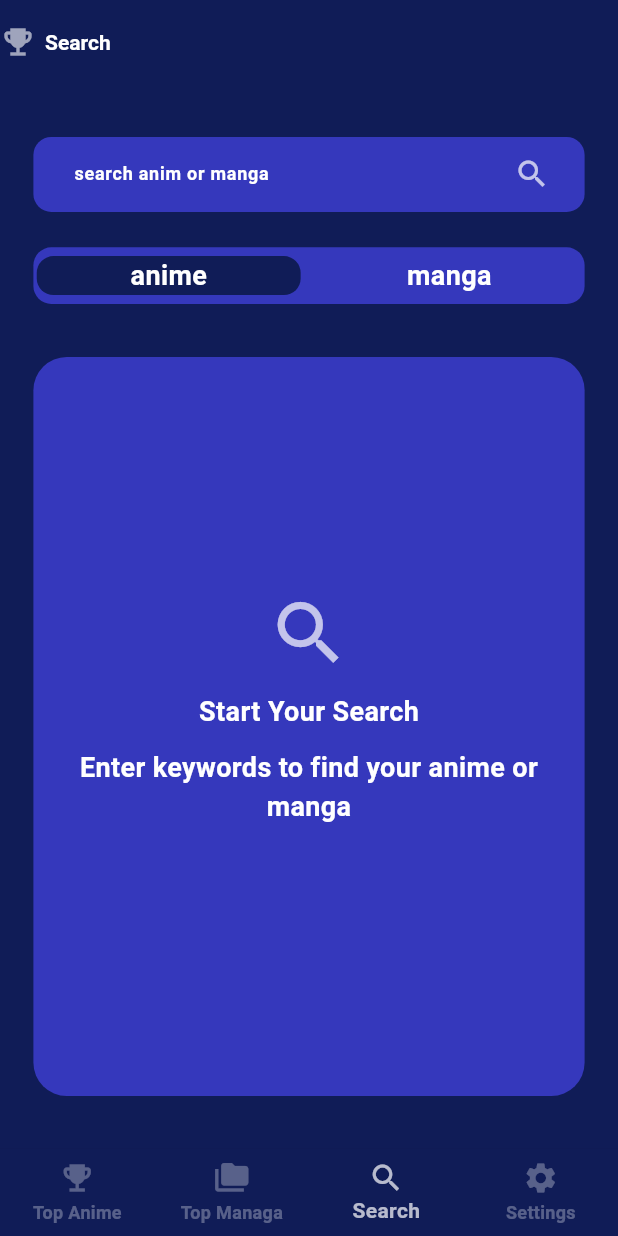
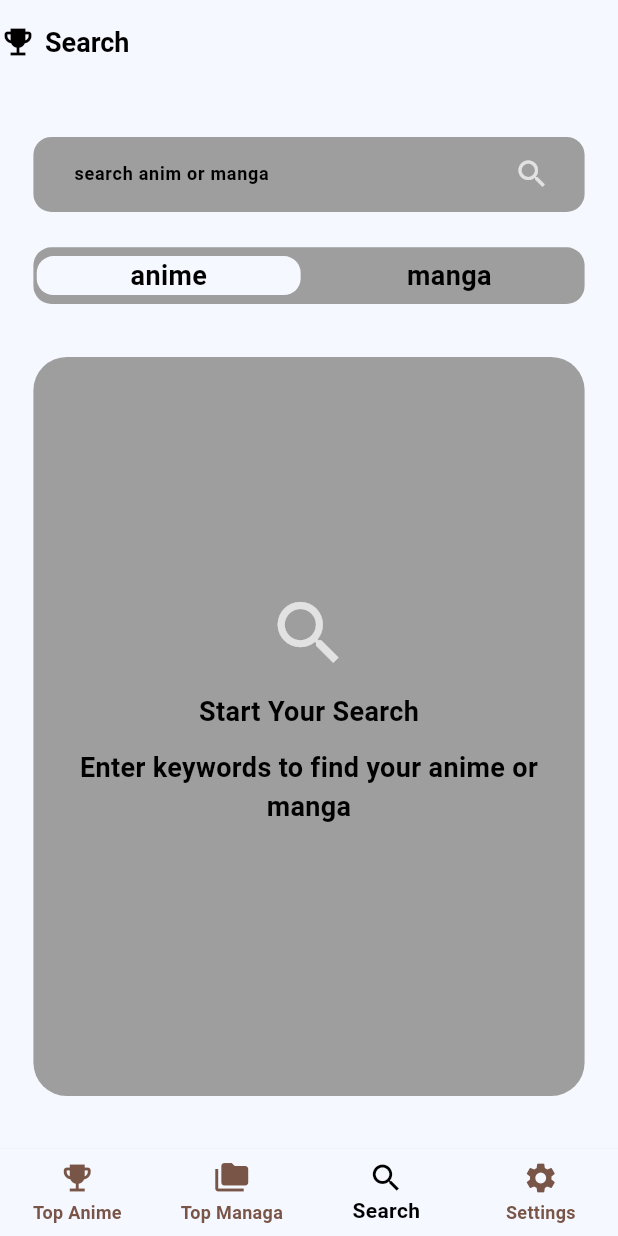
Before and after one commit to mahmoudbarghouth1/Animation_app, a Flutter app: the screen it shows once a user with an empty profile is signed in, item 3 of the bottom bar chosen, on a phone screen of 412 x 824 dp. Run offline on Flutter 3.47's test engine with Material 3 defaults, Android fonts, the phone set to English and light mode, and no system bars; our stand-ins replace firebase_auth, firebase_core, flutter_riverpod, flutter_screenutil, internet_connection_checker; accounts and stored records are empty; network calls fail.

Commit message:
change the colors

```diff
--- a/lib/core/app_theme.dart
+++ b/lib/core/app_theme.dart
@@ -1,11 +1,14 @@
 import 'package:flutter/material.dart';
 
 class AppColors {
-  static const Color primary = Color.fromARGB(255, 16, 28, 87);
-  // static const Color primary = Color(0xff0f1629);
-  // static const Color secondary = Color.fromARGB(255, 72, 97, 219);
+  // static const Color primary = Color.fromARGB(255, 16, 28, 87);
+  static const Color primary = Color(0xfff5f8ff);
+  // static const Color primary = Color.fromARGB(255, 72, 97, 219);
   static const Color secondary = Color.fromARGB(255, 53, 56, 188);
   static const Color white = Colors.white;
+  static const Color black = Colors.black;
+  static const Color grey = Colors.grey;
+
   static const Color white54 = Colors.white54;
   static const Color white70 = Colors.white70;
   static const Color white30 = Colors.white30;
@@ -80,55 +83,52 @@ final appTheme = ThemeData(
     type: BottomNavigationBarType.fixed,
     elevation: AppDimensions.elevation,
     backgroundColor: AppColors.primary,
-    selectedItemColor: AppColors.white70,
+    selectedItemColor: AppColors.black,
     showSelectedLabels: true,
-    unselectedItemColor: AppColors.white30,
+    unselectedItemColor: Colors.brown,
     showUnselectedLabels: true,
   ),
   primaryColor: AppColors.primary,
   colorScheme: ColorScheme.light(
     primary: AppColors.primary,
-    secondary: AppColors.secondary,
+    secondary: AppColors.grey,
   ),
-  progressIndicatorTheme: ProgressIndicatorThemeData(color: AppColors.primary),
+  progressIndicatorTheme: ProgressIndicatorThemeData(color: AppColors.grey),
   inputDecorationTheme: InputDecorationTheme(
     hintStyle: const TextStyle(
-      color: AppColors.white,
+      color: AppColors.black,
       fontSize: AppTextSizes.small,
       fontWeight: FontWeight.bold,
     ),
     floatingLabelStyle: TextStyle(
-      color: AppColors.primary,
+      color: AppColors.black,
       fontSize: AppTextSizes.small,
     ),
-    iconColor: AppColors.secondary,
+    iconColor: AppColors.grey,
     border: OutlineInputBorder(
       borderSide: BorderSide.none,
       borderRadius: AppRadius.medium,
     ),
     filled: true,
-    fillColor: AppColors.secondary,
+    fillColor: AppColors.grey,
     focusedBorder: OutlineInputBorder(
-      borderSide: BorderSide(
-        color: const Color.fromARGB(255, 6, 10, 75),
-        width: 1,
-      ),
+      borderSide: BorderSide(color: AppColors.grey, width: 1),
       borderRadius: AppRadius.medium,
     ),
   ),
   textTheme: const TextTheme(
     bodyLarge: TextStyle(
-      color: AppColors.white,
+      color: AppColors.black,
       fontSize: AppTextSizes.large,
       fontWeight: FontWeight.bold,
     ),
     bodyMedium: TextStyle(
-      color: AppColors.white,
+      color: AppColors.black,
       fontSize: AppTextSizes.medium,
       fontWeight: FontWeight.bold,
     ),
     bodySmall: TextStyle(
-      color: AppColors.white,
+      color: AppColors.black,
       fontSize: AppTextSizes.small,
       fontWeight: FontWeight.bold,
     ),
@@ -143,11 +143,29 @@ final appTheme = ThemeData(
 final appDarkTheme = ThemeData(
   brightness: Brightness.dark,
   iconTheme: const IconThemeData(color: AppColors.white70),
-  primaryColor: AppColors.primary,
+  primaryColor: AppColors.grey,
   colorScheme: ColorScheme.dark(
-    primary: AppColors.primary,
-    secondary: AppColors.secondary,
+    primary: AppColors.grey,
+    secondary: AppColors.white,
   ),
+  textTheme: const TextTheme(
+    bodyLarge: TextStyle(
+      color: AppColors.black,
+      fontSize: AppTextSizes.large,
+      fontWeight: FontWeight.bold,
+    ),
+    bodyMedium: TextStyle(
+      color: AppColors.black,
+      fontSize: AppTextSizes.medium,
+      fontWeight: FontWeight.bold,
+    ),
+    bodySmall: TextStyle(
+      color: AppColors.black,
+      fontSize: AppTextSizes.small,
+      fontWeight: FontWeight.bold,
+    ),
+  ),
+
   // appBarTheme: AppBarTheme(
   //   titleTextStyle: const TextStyle(
   //     color: AppColors.white,
--- a/lib/core/global widgets/anime_card.dart
+++ b/lib/core/global widgets/anime_card.dart
@@ -14,7 +14,7 @@ class AnimeCard extends StatelessWidget {
       child: Container(
         height: 100.h,
         decoration: BoxDecoration(
-          color: AppColors.secondary,
+          color: AppColors.grey,
           borderRadius: AppRadius.medium.r,
         ),
         child: Padding(
--- a/lib/core/global widgets/manga_card.dart
+++ b/lib/core/global widgets/manga_card.dart
@@ -14,7 +14,7 @@ class MangaCard extends StatelessWidget {
       child: Container(
         height: 100.h,
         decoration: BoxDecoration(
-          color: AppColors.secondary,
+          color: AppColors.grey,
           borderRadius: AppRadius.medium,
         ),
         child: Padding(
--- a/lib/view/screens/home_screen.dart
+++ b/lib/view/screens/home_screen.dart
@@ -1,6 +1,7 @@
 import 'package:firebase_auth/firebase_auth.dart';
 import 'package:flutter/material.dart';
 import 'package:sign/core/app_localizations.dart';
+import 'package:sign/core/app_theme.dart';
 import 'package:sign/view/widgets/topanime_topmanga_seach_settings/search_widget.dart';
 import 'package:sign/view/widgets/topanime_topmanga_seach_settings/setting_widget.dart';
 import 'package:flutter_riverpod/flutter_riverpod.dart';
@@ -85,14 +86,13 @@ class _HomeScreenState extends ConsumerState<HomeScreen>
   //   App Bar
   AppBar _appBar(context, appBarTitle) {
     return AppBar(
-      leading: const Icon(Icons.emoji_events, color: Colors.white60),
+      leading: const Icon(Icons.emoji_events, color: Colors.black),
 
-      title: Text(appBarTitle),
+      title: Text(appBarTitle, style: appTheme.textTheme.bodyMedium),
     );
   }
 
   @override
-
   bool get wantKeepAlive => false;
 }
 
--- a/lib/view/widgets/topanime_topmanga_seach_settings/search_widget.dart
+++ b/lib/view/widgets/topanime_topmanga_seach_settings/search_widget.dart
@@ -55,7 +55,7 @@ class _SearchWidgetState extends ConsumerState<SearchWidget> {
             Container(
               padding: EdgeInsets.symmetric(horizontal: 10.w),
               decoration: BoxDecoration(
-                color: AppColors.secondary,
+                color: AppColors.grey,
                 borderRadius: AppRadius.medium,
               ),
               child: Row(
@@ -85,7 +85,7 @@ class _SearchWidgetState extends ConsumerState<SearchWidget> {
             Container(
               padding: EdgeInsets.symmetric(vertical: 5.h, horizontal: 2.w),
               decoration: BoxDecoration(
-                color: AppColors.secondary,
+                color: AppColors.grey,
                 borderRadius: BorderRadius.circular(12),
               ),
               child: Row(
@@ -102,7 +102,7 @@ class _SearchWidgetState extends ConsumerState<SearchWidget> {
                           borderRadius: BorderRadius.circular(10.r),
                           color: choice == "anime"
                               ? AppColors.primary
-                              : AppColors.secondary,
+                              : AppColors.grey,
                         ),
 
                         child: Text("msg24".tr(context)),
@@ -121,7 +121,7 @@ class _SearchWidgetState extends ConsumerState<SearchWidget> {
                           borderRadius: BorderRadius.circular(5.r),
                           color: choice == "manga"
                               ? AppColors.primary
-                              : AppColors.secondary,
+                              : AppColors.grey,
                         ),
 
                         child: Text("msg25".tr(context)),
@@ -138,7 +138,7 @@ class _SearchWidgetState extends ConsumerState<SearchWidget> {
                 padding: EdgeInsets.symmetric(horizontal: 5.w),
 
                 decoration: BoxDecoration(
-                  color: AppColors.secondary,
+                  color: AppColors.grey,
                   borderRadius: BorderRadius.circular(20.r),
                 ),
 
--- a/lib/view/widgets/topanime_topmanga_seach_settings/setting_widget.dart
+++ b/lib/view/widgets/topanime_topmanga_seach_settings/setting_widget.dart
@@ -40,7 +40,7 @@ class _SettingWidgetState extends ConsumerState<SettingWidget> {
               width: double.infinity,
               padding: EdgeInsets.symmetric(horizontal: 10.w, vertical: 5.h),
               decoration: BoxDecoration(
-                color: AppColors.secondary,
+                color: AppColors.grey,
                 borderRadius: AppRadius.medium.r,
               ),
               child: Column(
@@ -104,7 +104,7 @@ class _SettingWidgetState extends ConsumerState<SettingWidget> {
               width: double.infinity,
               padding: EdgeInsets.symmetric(horizontal: 10.w, vertical: 2.h),
               decoration: BoxDecoration(
-                color: AppColors.secondary,
+                color: AppColors.grey,
                 borderRadius: AppRadius.medium,
               ),
               child: Column(
@@ -185,7 +185,7 @@ class _SettingWidgetState extends ConsumerState<SettingWidget> {
               width: double.infinity,
               padding: EdgeInsets.symmetric(horizontal: 10.w, vertical: 5.h),
               decoration: BoxDecoration(
-                color: AppColors.secondary,
+                color: AppColors.grey,
                 borderRadius: AppRadius.medium,
               ),
               child: Column(
```
Also changed, not shown: pubspec.lock.
